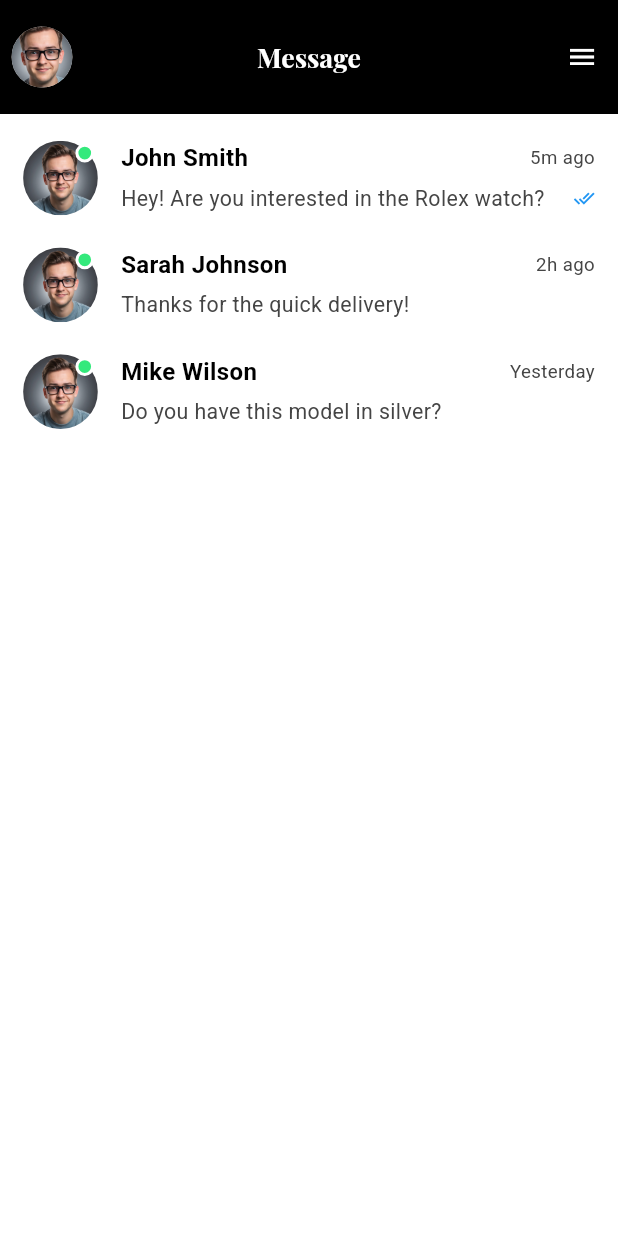
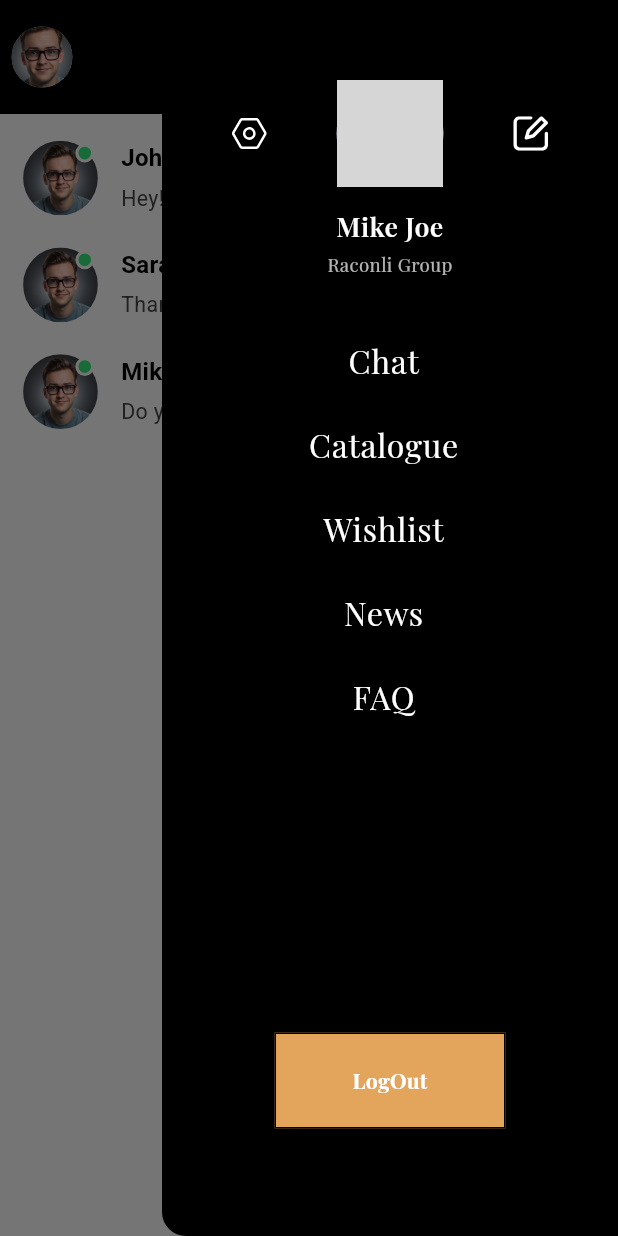
Before and after one commit to mehdisparktech/watch_store, a Flutter app: the ChatListScreen screen opened by its route, with the side drawer open (before the commit the screen has no drawer), on a phone screen of 412 x 824 dp. Run offline on Flutter 3.47's test engine with Material 3 defaults, Android fonts, the phone set to English and light mode, and no system bars; our stand-ins replace cached_network_image, dio, flutter_dotenv, flutter_html, flutter_local_notifications, flutter_screenutil and 10 more; accounts and stored records are empty; network calls fail; grey boxes are pictures that could not be loaded.

Commit message:
Refactor navigation and UI components across multiple screens to incorporate a common drawer. Update AppRoutes for ChatListScreen and enhance FAQ, Brands, and Home screens with end drawer functionality.

```diff
--- /dev/null
+++ b/lib/component/drawer/common_drawer.dart
@@ -0,0 +1,120 @@
+import 'package:flutter/material.dart';
+import 'package:flutter_screenutil/flutter_screenutil.dart';
+import 'package:get/get.dart';
+import 'package:watch_store/component/button/common_button.dart';
+import 'package:watch_store/component/image/common_image.dart';
+import 'package:watch_store/component/text/common_text.dart';
+import 'package:watch_store/config/route/app_routes.dart';
+import 'package:watch_store/utils/constants/app_colors.dart';
+import 'package:watch_store/utils/constants/app_icons.dart';
+import 'package:watch_store/utils/constants/app_string.dart';
+
+class CommonDrawer extends StatelessWidget {
+  final String profileImage;
+  final String userName;
+  final String companyName;
+  final VoidCallback? onLogout;
+
+  const CommonDrawer({
+    Key? key,
+    required this.profileImage,
+    this.userName = "Mike Joe",
+    this.companyName = "Raconli Group",
+    this.onLogout,
+  }) : super(key: key);
+
+  @override
+  Widget build(BuildContext context) {
+    return Drawer(
+      backgroundColor: Colors.black,
+      child: Column(
+        children: [
+          // Profile Section
+          Container(
+            padding: EdgeInsets.only(top: 60.h, bottom: 30.h),
+            child: Column(
+              children: [
+                // Profile Image
+                Row(
+                  mainAxisAlignment: MainAxisAlignment.spaceEvenly,
+                  children: [
+                    CommonImage(imageSrc: AppIcons.settings, size: 24),
+                    CircleAvatar(
+                      radius: 40.r,
+                      backgroundImage: AssetImage(profileImage),
+                    ),
+                    CommonImage(imageSrc: AppIcons.edit, size: 24),
+                  ],
+                ),
+                SizedBox(height: 15.h),
+                // User Name
+                CommonText(
+                  text: userName,
+                  fontSize: 20,
+                  fontWeight: FontWeight.w600,
+                  color: AppColors.white,
+                  fontFamily: 'PlayfairDisplay',
+                ),
+                SizedBox(height: 5.h),
+                // Company
+                CommonText(
+                  text: companyName,
+                  fontSize: 14,
+                  fontWeight: FontWeight.w400,
+                  color: AppColors.white.withOpacity(0.7),
+                  fontFamily: 'PlayfairDisplay',
+                ),
+              ],
+            ),
+          ),
+
+          // Menu Items
+          Expanded(
+            child: Column(
+              children: [
+                _buildMenuItem("Chat", AppRoutes.chat),
+                _buildMenuItem(
+                  "Catalogue",
+                  AppRoutes.brands,
+                  arguments: " All Brands",
+                ),
+                _buildMenuItem("Wishlist", ""),
+                _buildMenuItem("News", AppRoutes.news),
+                _buildMenuItem("FAQ", AppRoutes.faq),
+              ],
+            ),
+          ),
+
+          // Logout Button
+          Padding(
+            padding: const EdgeInsets.symmetric(horizontal: 75, vertical: 45),
+            child: CommonButton(
+              titleText: AppString.logOut,
+              buttonColor: AppColors.socialIconBackground,
+              onTap: onLogout,
+            ),
+          ),
+          SizedBox(height: 30.h),
+        ],
+      ),
+    );
+  }
+
+  Widget _buildMenuItem(String title, String route, {dynamic arguments}) {
+    return ListTile(
+      title: CommonText(
+        text: title,
+        fontSize: 24,
+        fontWeight: FontWeight.w400,
+        color: AppColors.white,
+        fontFamily: 'PlayfairDisplay',
+      ),
+      onTap: () {
+        Get.back();
+        if (route.isNotEmpty) {
+          Get.toNamed(route, arguments: arguments);
+        }
+      },
+    );
+  }
+}
--- a/lib/config/route/app_routes.dart
+++ b/lib/config/route/app_routes.dart
@@ -58,7 +58,7 @@ class AppRoutes {
     GetPage(name: createPassword, page: () => CreatePassword()),
     GetPage(name: changePassword, page: () => ChangePasswordScreen()),
     GetPage(name: notifications, page: () => const NotificationScreen()),
-    GetPage(name: chat, page: () => const ChatListScreen()),
+    GetPage(name: chat, page: () => ChatListScreen()),
     GetPage(
       name: message,
       page: () => MessageScreen(isItemChat: Get.arguments),
--- a/lib/features/FAQ/presentation/screens/faq_screen.dart
+++ b/lib/features/FAQ/presentation/screens/faq_screen.dart
@@ -1,5 +1,6 @@
 import 'package:flutter/material.dart';
 import 'package:watch_store/component/app_bar/common_app_bar.dart';
+import 'package:watch_store/component/drawer/common_drawer.dart';
 import 'package:watch_store/component/text/common_text.dart';
 import 'package:watch_store/component/text_field/common_text_field.dart';
 import 'package:watch_store/utils/constants/app_colors.dart';
@@ -13,6 +14,8 @@ class FAQScreen extends StatefulWidget {
 }
 
 class _FAQScreenState extends State<FAQScreen> {
+  final GlobalKey<ScaffoldState> _scaffoldKey = GlobalKey<ScaffoldState>();
+
   List<FAQItem> faqItems = [
     FAQItem(
       question: 'Worem ipsum dolor sit amet?',
@@ -55,10 +58,13 @@ class _FAQScreenState extends State<FAQScreen> {
   @override
   Widget build(BuildContext context) {
     return Scaffold(
+      key: _scaffoldKey,
       appBar: CommonAppBar(
         title: 'FAQ',
         profileImageUrl: AppImages.profileImage,
+        onMenuPressed: () => _scaffoldKey.currentState?.openEndDrawer(),
       ),
+      endDrawer: CommonDrawer(profileImage: AppImages.availableWatch),
       body: Column(
         children: [
           Container(
--- a/lib/features/brands/presentation/screen/brands_screen.dart
+++ b/lib/features/brands/presentation/screen/brands_screen.dart
@@ -1,6 +1,7 @@
 import 'package:flutter/material.dart';
 import 'package:flutter_screenutil/flutter_screenutil.dart';
 import 'package:watch_store/component/app_bar/common_app_bar.dart';
+import 'package:watch_store/component/drawer/common_drawer.dart';
 import 'package:watch_store/component/text_field/common_text_field.dart';
 import 'package:watch_store/features/brands/data/watch_model.dart';
 import 'package:watch_store/features/brands/presentation/widgets/watch_card.dart';
@@ -11,16 +12,20 @@ import 'package:watch_store/component/image/common_image.dart';
 
 class BrandsScreen extends StatelessWidget {
   final String title;
+  final GlobalKey<ScaffoldState> _scaffoldKey = GlobalKey<ScaffoldState>();
   BrandsScreen({super.key, this.title = 'Brands'});
 
   @override
   Widget build(BuildContext context) {
     return Scaffold(
+      key: _scaffoldKey,
       appBar: CommonAppBar(
         title: '$title \n 150 ${AppString.watchBrand}',
         subTitle: true,
         profileImageUrl: AppImages.profileImage,
+        onMenuPressed: () => _scaffoldKey.currentState?.openEndDrawer(),
       ),
+      endDrawer: CommonDrawer(profileImage: AppImages.availableWatch),
       body: Padding(
         padding: const EdgeInsets.all(16.0),
         child: Column(
--- a/lib/features/brands/presentation/screen/watch_detail_screen.dart
+++ b/lib/features/brands/presentation/screen/watch_detail_screen.dart
@@ -2,6 +2,7 @@ import 'package:flutter/material.dart';
 import 'package:get/get.dart';
 import 'package:watch_store/component/app_bar/common_app_bar.dart';
 import 'package:watch_store/component/button/common_button.dart';
+import 'package:watch_store/component/drawer/common_drawer.dart';
 import 'package:watch_store/component/text/common_text.dart';
 import 'package:watch_store/config/route/app_routes.dart';
 import 'package:watch_store/features/brands/data/watch_model.dart';
@@ -20,7 +21,7 @@ class WatchDetailScreen extends StatefulWidget {
 class _WatchDetailScreenState extends State<WatchDetailScreen>
     with SingleTickerProviderStateMixin {
   late TabController _tabController;
-
+  final GlobalKey<ScaffoldState> _scaffoldKey = GlobalKey<ScaffoldState>();
   @override
   void initState() {
     super.initState();
@@ -36,10 +37,13 @@ class _WatchDetailScreenState extends State<WatchDetailScreen>
   @override
   Widget build(BuildContext context) {
     return Scaffold(
+      key: _scaffoldKey,
       appBar: CommonAppBar(
         title: 'Watch Detail',
         profileImageUrl: AppImages.profileImage,
+        onMenuPressed: () => _scaffoldKey.currentState?.openEndDrawer(),
       ),
+      endDrawer: CommonDrawer(profileImage: AppImages.availableWatch),
       body: SingleChildScrollView(
         child: Column(
           children: [
--- a/lib/features/message/presentation/screen/chat_screen.dart
+++ b/lib/features/message/presentation/screen/chat_screen.dart
@@ -2,6 +2,7 @@ import 'package:flutter/material.dart';
 import 'package:flutter_screenutil/flutter_screenutil.dart';
 import 'package:get/get.dart';
 import 'package:watch_store/component/app_bar/common_app_bar.dart';
+import 'package:watch_store/component/drawer/common_drawer.dart';
 import 'package:watch_store/utils/constants/app_images.dart';
 import '../../../../../config/route/app_routes.dart';
 import '../../../../component/other_widgets/common_loader.dart';
@@ -12,16 +13,22 @@ import '../../../../../utils/enum/enum.dart';
 import '../widgets/chat_list_item.dart';
 
 class ChatListScreen extends StatelessWidget {
-  const ChatListScreen({super.key});
+  ChatListScreen({super.key});
+
+  final GlobalKey<ScaffoldState> _scaffoldKey = GlobalKey<ScaffoldState>();
 
   @override
   Widget build(BuildContext context) {
     return Scaffold(
+      key: _scaffoldKey,
+
       /// Modern App Bar Section
       appBar: CommonAppBar(
         title: 'Message',
         profileImageUrl: AppImages.profileImage,
+        onMenuPressed: () => _scaffoldKey.currentState?.openEndDrawer(),
       ),
+      endDrawer: CommonDrawer(profileImage: AppImages.availableWatch),
 
       /// Body Section
       body: GetBuilder<ChatController>(
```
Also changed, not shown: lib/features/home/presentation/screen/home_screen.dart (+2 -108 lines).
